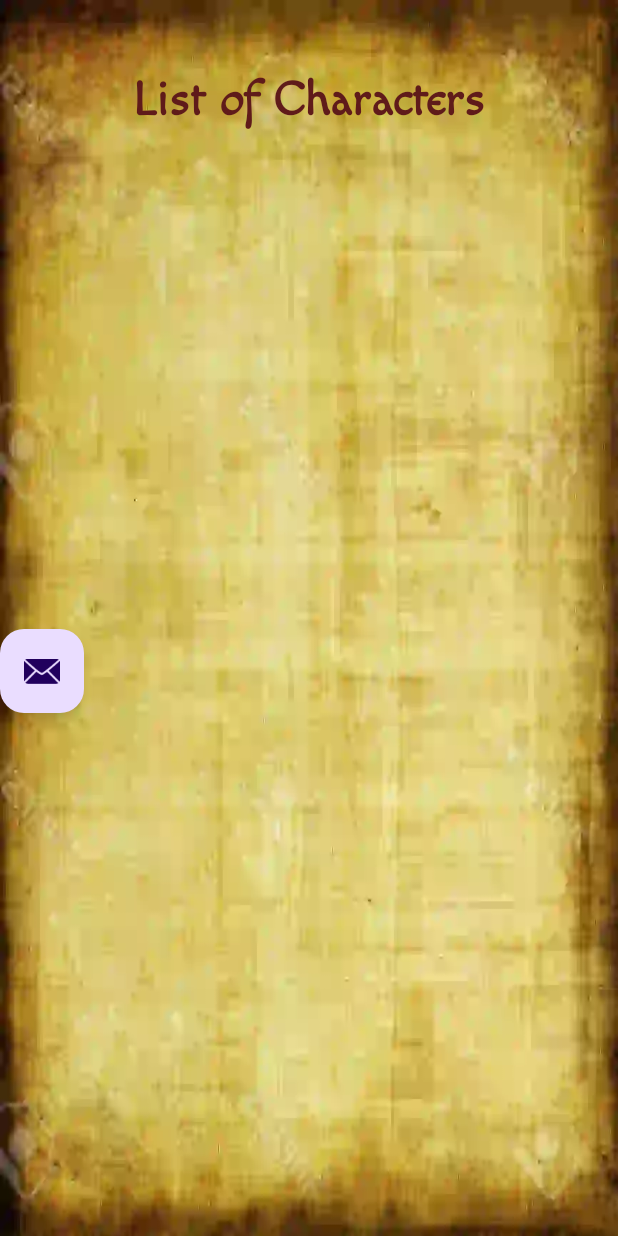
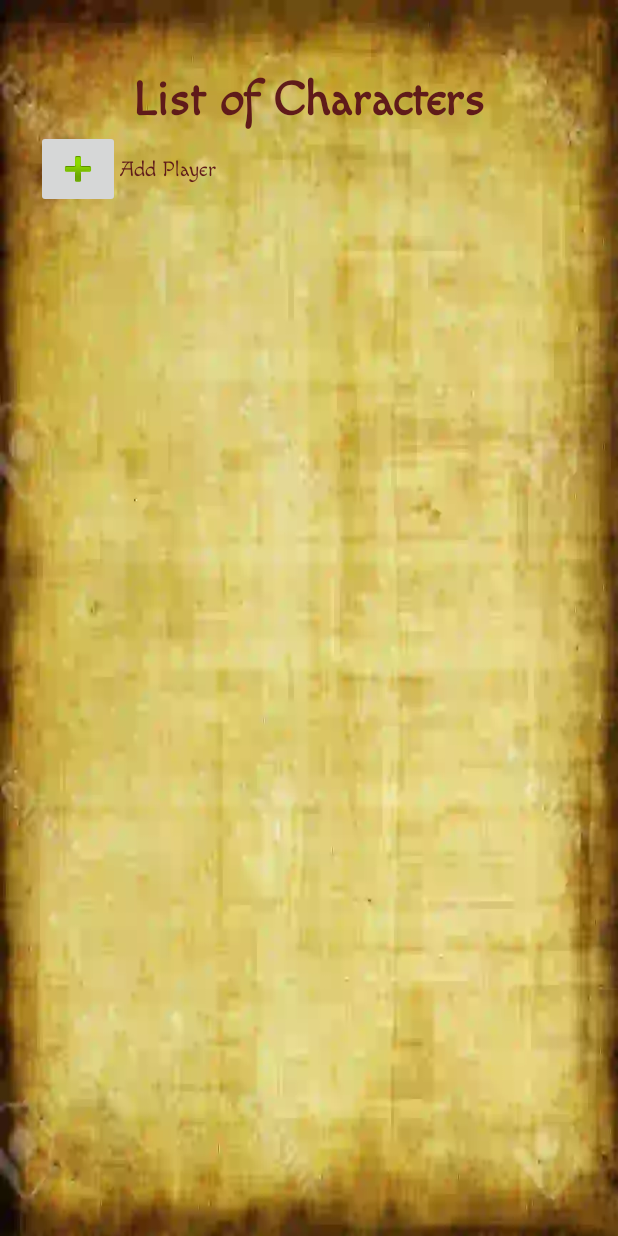
Before and after one commit to Manolek1975/lostrealm, an Android app: the PlayerActivity screen opened directly, with no data from a screen before it, on a phone screen of 412 x 824 dp. Run offline under Robolectric (Android 15) with nearby library versions, the phone set to English and light mode, and no system bars; our stand-ins replace navigation-ui; Roboto replaces fonts that are not available here; 3 statements that could not run were skipped.

Commit message:
Player Fragment

```diff
--- a/app/src/main/java/com/delek/lostrealm/database/helper/DBHelper.kt
+++ b/app/src/main/java/com/delek/lostrealm/database/helper/DBHelper.kt
@@ -10,7 +10,7 @@ class DBHelper(context: Context) :
 
     companion object {
         const val DATABASE_NAME: String = "db_realm"
-        const val DATABASE_VERSION: Int = 1
+        const val DATABASE_VERSION: Int = 2
     }
 
     override fun onCreate(db: SQLiteDatabase?) {
--- a/app/src/main/java/com/delek/lostrealm/ui/nav/PlayerActivity.kt
+++ b/app/src/main/java/com/delek/lostrealm/ui/nav/PlayerActivity.kt
@@ -27,11 +27,14 @@ class PlayerActivity : AppCompatActivity() {
         hideSystemBars()
         //setSupportActionBar(binding.appBarPlayer.toolbar)
 
-/*        binding.appBarPlayer.fab.setOnClickListener { view ->
+/*
+        binding.appBarPlayer.fab.setOnClickListener {
             Snackbar.make(view, "Replace with your own action", Snackbar.LENGTH_LONG)
                 .setAction("Action", null)
                 .setAnchorView(R.id.fab).show()
-        }*/
+        }
+*/
+
         val drawerLayout: DrawerLayout = binding.drawerLayout
         val navView: NavigationView = binding.navView
         val navController = findNavController(R.id.nav_host)
@@ -45,6 +48,7 @@ class PlayerActivity : AppCompatActivity() {
         //setupActionBarWithNavController(navController, appBarConfiguration)
         navView.setupWithNavController(navController)
     }
+
 
     override fun onCreateOptionsMenu(menu: Menu): Boolean {
         // Inflate the menu; this adds items to the action bar if it is present.
--- /dev/null
+++ b/app/src/main/java/com/delek/lostrealm/ui/nav/player/PlayerAdapter.kt
@@ -0,0 +1,22 @@
+package com.delek.lostrealm.ui.nav.player
+
+import android.view.LayoutInflater
+import android.view.ViewGroup
+import androidx.recyclerview.widget.RecyclerView
+import com.delek.lostrealm.R
+import com.delek.lostrealm.database.model.Player
+
+
+class PlayerAdapter(private var playerList: List<Player>) : RecyclerView.Adapter<PlayerViewHolder>() {
+
+    override fun onCreateViewHolder(parent: ViewGroup, viewType: Int): PlayerViewHolder {
+        val view = LayoutInflater.from(parent.context).inflate(R.layout.item_player, parent, false)
+        return PlayerViewHolder(view)
+    }
+
+    override fun onBindViewHolder(holder: PlayerViewHolder, position: Int) {
+        holder.render(playerList[position])
+    }
+
+    override fun getItemCount(): Int = playerList.size
+}
--- a/app/src/main/java/com/delek/lostrealm/ui/nav/player/PlayerFragment.kt
+++ b/app/src/main/java/com/delek/lostrealm/ui/nav/player/PlayerFragment.kt
@@ -8,6 +8,7 @@ import android.view.ViewGroup
 import android.widget.TextView
 import androidx.fragment.app.Fragment
 import androidx.lifecycle.ViewModelProvider
+import androidx.recyclerview.widget.LinearLayoutManager
 import com.delek.lostrealm.database.dao.PlayerDAO
 import com.delek.lostrealm.databinding.FragmentHomeBinding
 import com.delek.lostrealm.ui.role.RoleActivity
@@ -15,10 +16,12 @@ import com.delek.lostrealm.ui.role.RoleActivity
 class PlayerFragment : Fragment() {
 
     private var _binding: FragmentHomeBinding? = null
-
+    private lateinit var adapter: PlayerAdapter
     // This property is only valid between onCreateView and
     // onDestroyView.
     private val binding get() = _binding!!
+
+
 
     override fun onCreateView(
         inflater: LayoutInflater,
@@ -32,19 +35,25 @@ class PlayerFragment : Fragment() {
         val root: View = binding.root
 
         val player = PlayerDAO(requireContext()).getAllPlayers()
-        for (p in player) {
+        adapter = PlayerAdapter(player)
+        binding.playerRecyclerView.setHasFixedSize(true)
+        binding.playerRecyclerView.layoutManager = LinearLayoutManager(requireContext())
+        binding.playerRecyclerView.adapter = adapter
+
+/*        for (p in player) {
             binding.textPlayer.text = p.name
-        }
+        }*/
 
         val textView: TextView = binding.playerHead
         homeViewModel.text.observe(viewLifecycleOwner) {
             textView.text = it
         }
 
-        binding.fab.setOnClickListener {
+        binding.addPlayer.setOnClickListener {
             val intent = Intent(requireContext(), RoleActivity::class.java)
             startActivity(intent)
         }
+
         return root
     }
 
--- a/app/src/main/res/layout/activity_player.xml
+++ b/app/src/main/res/layout/activity_player.xml
@@ -23,4 +23,5 @@
         android:fitsSystemWindows="true"
         app:headerLayout="@layout/nav_header_player"
         app:menu="@menu/activity_main_drawer" />
+
 </androidx.drawerlayout.widget.DrawerLayout>
--- a/app/src/main/res/layout/app_bar_player.xml
+++ b/app/src/main/res/layout/app_bar_player.xml
@@ -14,4 +14,14 @@
 
     <include layout="@layout/content_player" />
 
+<!--    <com.google.android.material.floatingactionbutton.FloatingActionButton
+        android:id="@+id/fab"
+        android:layout_width="wrap_content"
+        android:layout_height="wrap_content"
+        android:layout_gravity="bottom|end"
+        android:layout_marginEnd="@dimen/fab_margin"
+        android:layout_marginBottom="16dp"
+        android:contentDescription="@string/todo"
+        app:srcCompat="@android:drawable/ic_dialog_email" />-->
+
 </androidx.coordinatorlayout.widget.CoordinatorLayout>
--- a/app/src/main/res/layout/fragment_home.xml
+++ b/app/src/main/res/layout/fragment_home.xml
@@ -20,7 +20,7 @@
         app:layout_constraintStart_toStartOf="parent"
         app:layout_constraintTop_toTopOf="parent" />
 
-    <TextView
+<!--    <TextView
         android:id="@+id/textPlayer"
         android:layout_width="wrap_content"
         android:layout_height="wrap_content"
@@ -30,19 +30,36 @@
         android:textSize="36sp"
         android:textStyle="bold"
         app:layout_constraintTop_toBottomOf="@id/player_head"
-        app:layout_constraintStart_toStartOf="parent" />
+        app:layout_constraintStart_toStartOf="parent" />-->
 
-    <com.google.android.material.floatingactionbutton.FloatingActionButton
-        android:id="@+id/fab"
+    <androidx.recyclerview.widget.RecyclerView
+        android:id="@+id/player_recycler_view"
+        android:layout_width="match_parent"
+        android:layout_height="wrap_content"
+        android:layout_marginStart="16dp"
+        android:layout_marginEnd="16dp"
+        android:clipToPadding="false"
+        app:layout_constraintTop_toBottomOf="@id/player_head"
+        app:layout_constraintStart_toStartOf="parent"
+        app:layout_constraintEnd_toEndOf="parent" />
+
+    <androidx.appcompat.widget.AppCompatImageButton
+        android:id="@+id/add_player"
         android:layout_width="wrap_content"
         android:layout_height="wrap_content"
-        android:layout_gravity="bottom|end"
-        android:layout_marginEnd="@dimen/fab_margin"
-        android:layout_marginBottom="16dp"
+        android:layout_marginStart="24dp"
         android:contentDescription="@string/todo"
-        app:srcCompat="@android:drawable/ic_dialog_email"
-        app:layout_constraintTop_toBottomOf="@id/player_head"
         app:layout_constraintStart_toStartOf="parent"
-        app:layout_constraintBottom_toBottomOf="parent"/>
+        app:layout_constraintTop_toBottomOf="@id/player_recycler_view"
+        app:srcCompat="@android:drawable/ic_input_add" />
+
+    <androidx.appcompat.widget.AppCompatTextView
+        android:layout_width="wrap_content"
+        android:layout_height="wrap_content"
+        android:layout_marginTop="18dp"
+        android:text="@string/add_player"
+        app:layout_constraintTop_toBottomOf="@id/player_recycler_view"
+        app:layout_constraintStart_toEndOf="@id/add_player" />
+
 
 </androidx.constraintlayout.widget.ConstraintLayout>
--- a/app/src/main/res/values/strings.xml
+++ b/app/src/main/res/values/strings.xml
@@ -39,6 +39,7 @@
     <string name="menu_home">Characters</string>
     <string name="menu_gallery">Gallery</string>
     <string name="menu_slideshow">Slideshow</string>
+    <string name="add_player">Add Player</string>
 
 
 </resources>
```
Also changed, not shown: app/src/main/java/com/delek/lostrealm/ui/nav/player/PlayerViewHolder.kt (added, +34 -0 lines), app/src/main/res/layout/item_player.xml (added, +31 -0 lines).
